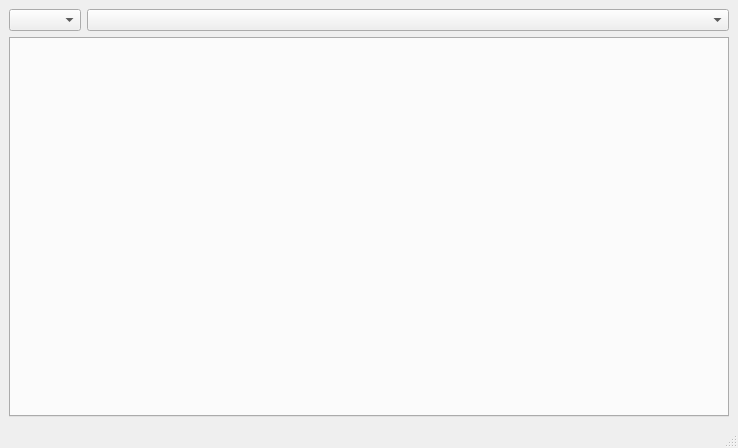
yasinkya/pyqt5-knownerrorviewer, file GzIS_Error/UIs/GzIs_error_main.ui: the form before one commit.
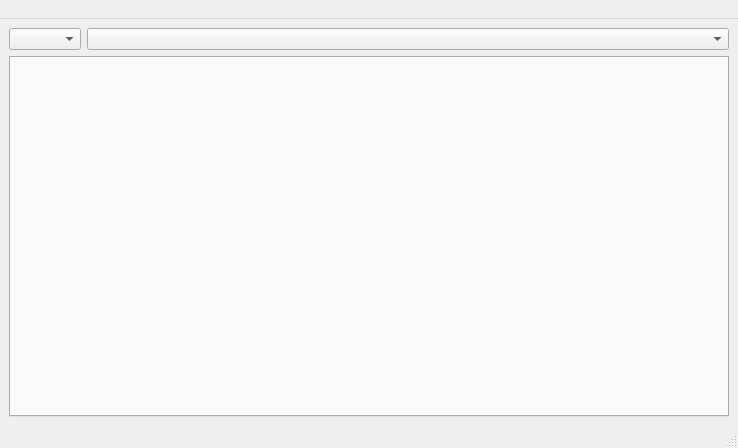
The form after the commit.

Commit message: custom tilebar

Diff of the .ui file:
```diff
--- a/GzIS_Error/UIs/GzIs_error_main.ui
+++ b/GzIS_Error/UIs/GzIs_error_main.ui
@@ -52,9 +52,15 @@
      <x>0</x>
      <y>0</y>
      <width>738</width>
-     <height>20</height>
+     <height>21</height>
     </rect>
    </property>
+   <widget class="QMenu" name="menu">
+    <property name="title">
+     <string> </string>
+    </property>
+   </widget>
+   <addaction name="menu"/>
   </widget>
   <widget class="QStatusBar" name="statusbar"/>
  </widget>
```
Left out of the diff: 32 changed lines with no effect on the pictures. The commit also changes 2 other files.
